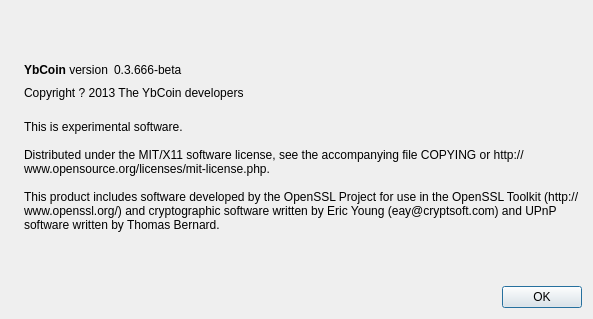
Before: the Qt Designer form src/qt/forms/aboutdialog.ui in ybcoin/ybcoin, drawn with Qt 5.
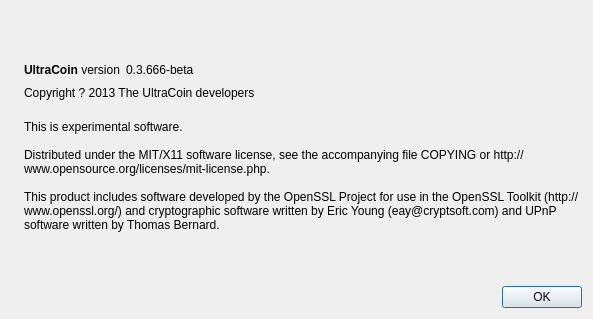
After: the same form once the commit is applied. Icons and pictures are not drawn.

```diff
--- a/src/qt/forms/aboutdialog.ui
+++ b/src/qt/forms/aboutdialog.ui
@@ -50,7 +50,7 @@
           <cursorShape>IBeamCursor</cursorShape>
          </property>
          <property name="text">
-          <string>&lt;b&gt;YbCoin&lt;/b&gt; version</string>
+          <string>&lt;b&gt;UltraCoin&lt;/b&gt; version</string>
          </property>
          <property name="textInteractionFlags">
           <set>Qt::LinksAccessibleByMouse|Qt::TextSelectableByKeyboard|Qt::TextSelectableByMouse</set>
@@ -91,7 +91,7 @@
         <cursorShape>IBeamCursor</cursorShape>
        </property>
        <property name="text">
-        <string>Copyright ? 2013 The YbCoin developers</string>
+        <string>Copyright ? 2013 The UltraCoin developers</string>
        </property>
        <property name="textInteractionFlags">
         <set>Qt::LinksAccessibleByMouse|Qt::TextSelectableByKeyboard|Qt::TextSelectableByMouse</set>
```
Left out of the diff: 2 changed lines with no effect on the pictures.
